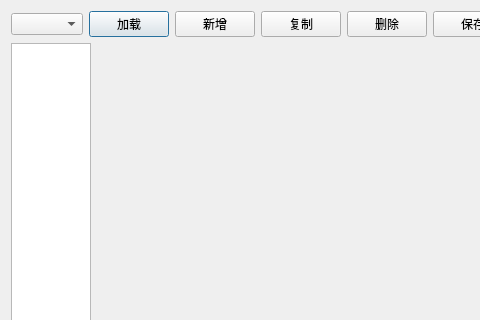
Above: app/ui/ComparisonControl.ui from taynpg/relayer before the change; both pictures show x 0 to 480 and y 0 to 320 of the 1240 by 479 pixel window. Below: the same form after it.
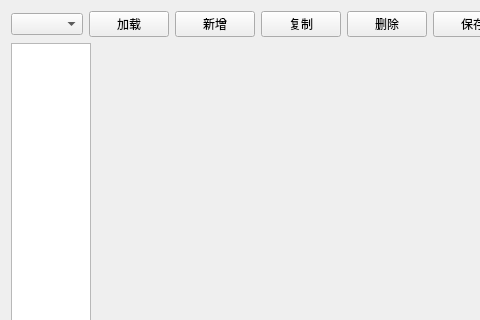
That is the form after the change.

Diff of the .ui file:
```diff
--- a/app/ui/ComparisonControl.ui
+++ b/app/ui/ComparisonControl.ui
@@ -1,7 +1,7 @@
 <?xml version="1.0" encoding="UTF-8"?>
 <ui version="4.0">
  <class>ComparisonControl</class>
- <widget class="QDialog" name="ComparisonControl">
+ <widget class="QWidget" name="ComparisonControl">
   <property name="geometry">
    <rect>
     <x>0</x>
```
